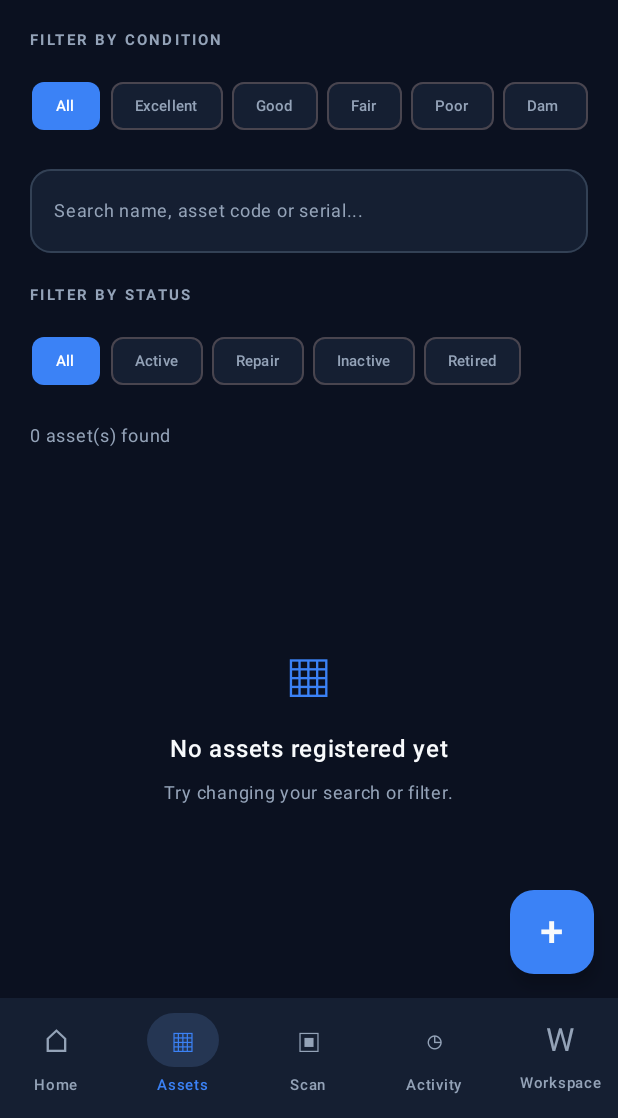
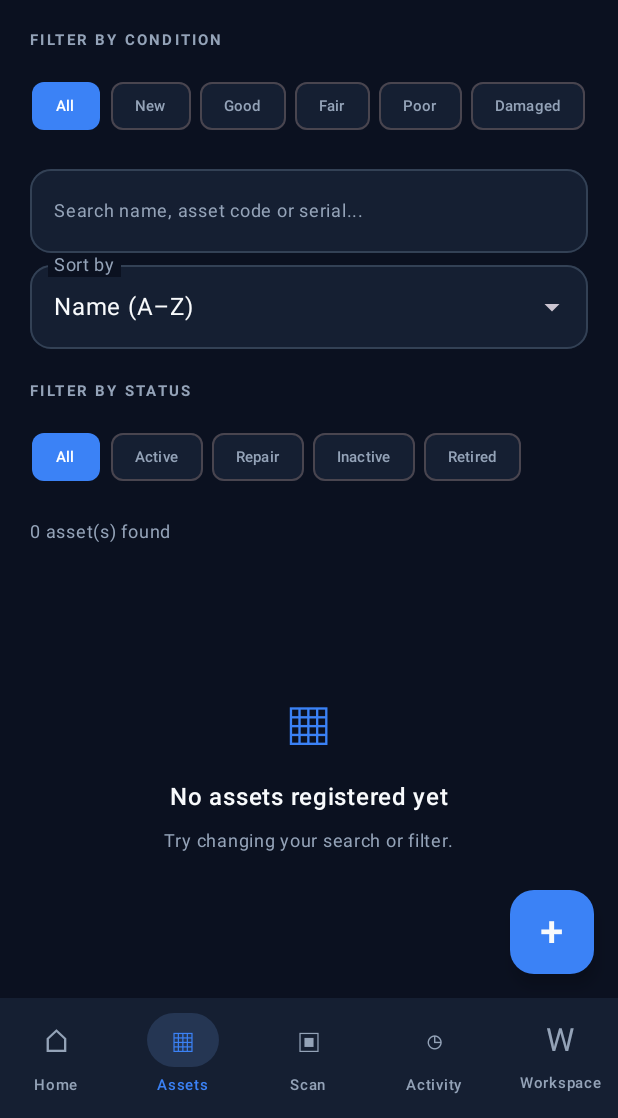
Before and after one commit to vetriventhanc/GroundMap, an Android app built with Jetpack Compose: the screen it shows after launch (MainActivity), item 2 of the bottom bar chosen, on a phone screen of 412 x 824 dp, the part 118-1236 px from its top. Run offline under Robolectric (Android 15) with nearby library versions, the phone set to English and light mode, and no system bars; network calls fail.

Commit message:
Add asset registry sorting and update asset schema

```diff
--- a/android/app/src/main/java/com/groundmap/android/ui/assets/AssetRegistryScreen.kt
+++ b/android/app/src/main/java/com/groundmap/android/ui/assets/AssetRegistryScreen.kt
@@ -7,6 +7,7 @@ import androidx.compose.foundation.layout.*
 import androidx.compose.foundation.lazy.LazyColumn
 import androidx.compose.foundation.lazy.items
 import androidx.compose.foundation.shape.RoundedCornerShape
+import androidx.compose.material3.ExperimentalMaterial3Api
 import androidx.compose.material3.*
 import androidx.compose.runtime.*
 import androidx.compose.ui.Alignment
@@ -33,13 +34,23 @@ private val AssetStatuses = listOf(
 
 private val AssetConditions = listOf(
     "All",
-    "excellent",
+    "new",
     "good",
     "fair",
     "poor",
     "damaged"
 )
 
+private val AssetSortOptions = listOf(
+    "Name (A–Z)",
+    "Name (Z–A)",
+    "Asset Code",
+    "Condition",
+    "Status"
+)
+
+
+@OptIn(ExperimentalMaterial3Api::class)
 @Composable
 fun AssetRegistryScreen(
     assets: List<AssetData>,
@@ -52,6 +63,9 @@ fun AssetRegistryScreen(
     var searchQuery by remember { mutableStateOf("") }
     var selectedStatus by remember { mutableStateOf("All") }
     var selectedCondition by remember { mutableStateOf("All") }
+
+    var selectedSort by remember { mutableStateOf("Name (A–Z)") }
+    var sortMenuExpanded by remember { mutableStateOf(false) }
 
     val filteredAssets = remember(
         assets,
@@ -78,6 +92,16 @@ fun AssetRegistryScreen(
                         asset.condition.equals(selectedCondition, ignoreCase = true)
 
             matchesSearch && matchesStatus && matchesCondition
+        }
+    }
+
+    val sortedAssets = remember(filteredAssets, selectedSort) {
+        when (selectedSort) {
+            "Name (Z–A)" -> filteredAssets.sortedByDescending { it.name.lowercase() }
+            "Asset Code" -> filteredAssets.sortedBy { it.assetCode.lowercase() }
+            "Condition" -> filteredAssets.sortedBy { it.condition.lowercase() }
+            "Status" -> filteredAssets.sortedBy { it.status.lowercase() }
+            else -> filteredAssets.sortedBy { it.name.lowercase() }
         }
     }
 
@@ -181,6 +205,49 @@ fun AssetRegistryScreen(
                 unfocusedContainerColor = AssetCard
             )
         )
+
+        ExposedDropdownMenuBox(
+            expanded = sortMenuExpanded,
+            onExpandedChange = { sortMenuExpanded = it },
+            modifier = Modifier.fillMaxWidth()
+        ) {
+            OutlinedTextField(
+                value = selectedSort,
+                onValueChange = {},
+                readOnly = true,
+                label = { Text("Sort by", color = AssetMuted) },
+                trailingIcon = {
+                    ExposedDropdownMenuDefaults.TrailingIcon(expanded = sortMenuExpanded)
+                },
+                modifier = Modifier
+                    .menuAnchor()
+                    .fillMaxWidth(),
+                shape = RoundedCornerShape(14.dp),
+                colors = OutlinedTextFieldDefaults.colors(
+                    focusedTextColor = AssetWhite,
+                    unfocusedTextColor = AssetWhite,
+                    focusedBorderColor = AssetAccent,
+                    unfocusedBorderColor = Color(0xFF334155),
+                    focusedContainerColor = AssetCard,
+                    unfocusedContainerColor = AssetCard
+                )
+            )
+
+            ExposedDropdownMenu(
+                expanded = sortMenuExpanded,
+                onDismissRequest = { sortMenuExpanded = false }
+            ) {
+                AssetSortOptions.forEach { option ->
+                    DropdownMenuItem(
+                        text = { Text(option) },
+                        onClick = {
+                            selectedSort = option
+                            sortMenuExpanded = false
+                        }
+                    )
+                }
+            }
+        }
 
         Spacer(Modifier.height(16.dp))
 
@@ -312,7 +379,7 @@ fun AssetRegistryScreen(
                     contentPadding = PaddingValues(bottom = 20.dp)
                 ) {
                     items(
-                        items = filteredAssets,
+                        items = sortedAssets,
                         key = { it.id }
                     ) { asset ->
 
```
Also changed, not shown: 1 other file.
